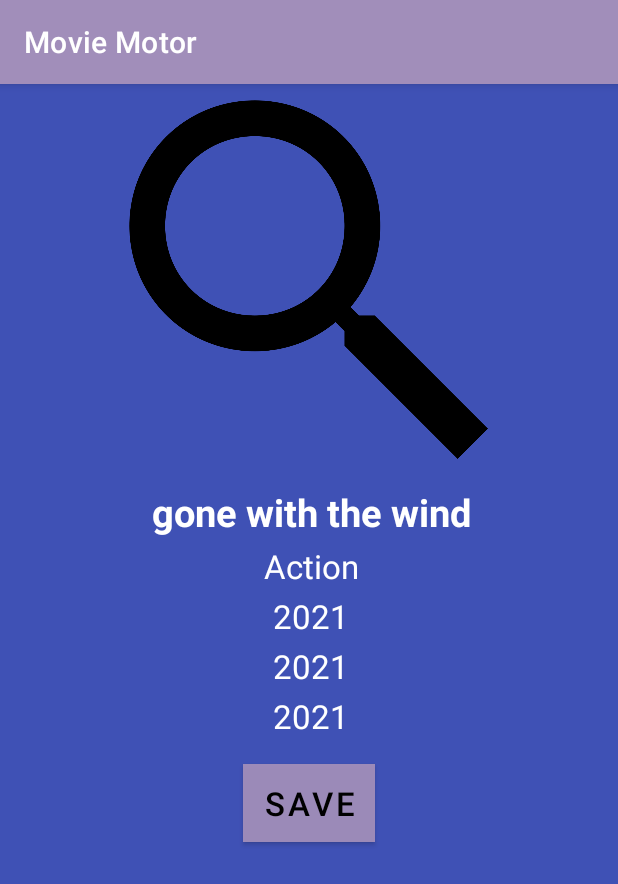
After one commit to edna-kzn/FindMoviesApplication, an Android app: the RecyclerItemDetailActivity screen opened directly, with no data from a screen before it, on a phone screen of 412 x 824 dp. The commit adds this screen. Shown: the top 884 px of the screen. Run offline under Robolectric (Android 15) with nearby library versions, the phone set to English and light mode, and no system bars; our stand-ins replace Picasso; libraries missing offline, so code that uses them is left out: com.loopj.android, cz.msebera.android; pictures from the network do not load; 2 statements that could not run were skipped.

Commit message:
recycler view item click is working properly and beautiful layout face

```diff
--- a/app/src/main/AndroidManifest.xml
+++ b/app/src/main/AndroidManifest.xml
@@ -11,6 +11,7 @@
         android:roundIcon="@mipmap/ic_launcher_round"
         android:supportsRtl="true"
         android:theme="@style/Theme.FindMoviesApplication">
+        <activity android:name=".RecyclerItemDetailActivity"></activity>
         <activity android:name=".MainActivity">
             <intent-filter>
                 <action android:name="android.intent.action.MAIN" />
--- /dev/null
+++ b/app/src/main/java/com/kazarian/android/findmoviesapplication/RecyclerItemDetailActivity.java
@@ -0,0 +1,83 @@
+package com.kazarian.android.findmoviesapplication;
+
+import androidx.appcompat.app.AppCompatActivity;
+
+import android.content.Intent;
+import android.os.Bundle;
+import android.widget.ImageView;
+import android.widget.TextView;
+import android.widget.Toast;
+
+import com.google.gson.Gson;
+import com.loopj.android.http.AsyncHttpClient;
+import com.loopj.android.http.JsonHttpResponseHandler;
+import com.squareup.picasso.Picasso;
+
+import org.json.JSONObject;
+
+import Omdbapi_Movie_info_moldel_2_singleresult.OmdbapiMovieInfoModel2;
+import cz.msebera.android.httpclient.Header;
+
+public class RecyclerItemDetailActivity extends AppCompatActivity {
+
+    @Override
+    protected void onCreate(Bundle savedInstanceState) {
+        super.onCreate(savedInstanceState);
+        setContentView(R.layout.activity_recycler_item_detail);
+
+
+
+        TextView dname = findViewById(R.id.txtFNameindetail);
+        TextView dgenre = findViewById(R.id.txtFGenreindetail);
+        TextView dyear = findViewById(R.id.txtFYearindetail);
+        TextView ddirector = findViewById(R.id.txtFDirectorindetail);
+        TextView dcountry = findViewById(R.id.txtFCountryindetail);
+        ImageView dimage = findViewById(R.id.imgFImageindetail);
+
+
+        //-------connecting to site omdb api-------start---------------
+        //----------- getting the selected movie id from recycler item ------------------
+        String dfid;
+        Intent intent = getIntent();
+        dfid = intent.getStringExtra("ifId");
+        String Url_search_by_id;
+
+        //----------- preparing the url for omdb api ------------------
+        if (dfid != ""){
+            Url_search_by_id = "http://www.omdbapi.com/?i=" + dfid +"&apikey=5e5354bb";
+        }
+        else return;
+
+        AsyncHttpClient client = new AsyncHttpClient();
+
+        //------receiving json code for url for the first time (search by id)------------------------------------
+        client.get(Url_search_by_id, new JsonHttpResponseHandler(){
+            @Override
+            public void onSuccess(int statusCode, Header[] headers, JSONObject response) {
+                super.onSuccess(statusCode, headers, response);
+                System.out.println(response.toString());
+
+                Gson gson = new Gson();
+                //-----mapping json code to Gson class----------------
+                OmdbapiMovieInfoModel2 model2 = gson.fromJson(response.toString(), OmdbapiMovieInfoModel2.class);
+
+                //----- por kardan textboxhaye rooye form detail------
+                dname.setText("Title: " + model2.getTitle());
+                dgenre.setText("Genre: " + model2.getGenre());
+                dyear.setText("Produced in: " + model2.getYear());
+                ddirector.setText("Director: " + model2.getDirector());
+                dcountry.setText("Made in: " + model2.getCountry());
+                Picasso.get().load("" + model2.getPoster()).into(dimage);
+
+
+            }
+
+            @Override
+            public void onFailure(int statusCode, Header[] headers, Throwable throwable, JSONObject errorResponse) {
+                super.onFailure(statusCode, headers, throwable, errorResponse);
+                Toast.makeText(RecyclerItemDetailActivity.this, "Connection Failed", Toast.LENGTH_SHORT).show();
+            }
+        });
+
+    }
+}
--- /dev/null
+++ b/app/src/main/res/layout/activity_recycler_item_detail.xml
@@ -0,0 +1,107 @@
+<?xml version="1.0" encoding="utf-8"?>
+<LinearLayout
+    xmlns:android="http://schemas.android.com/apk/res/android"
+    xmlns:app="http://schemas.android.com/apk/res-auto"
+    xmlns:tools="http://schemas.android.com/tools"
+    android:layout_width="match_parent"
+    android:layout_height="match_parent"
+    tools:context=".RecyclerItemDetailActivity"
+    android:background="@color/mybackground"
+    android:orientation="vertical">
+
+
+
+    <ImageView
+            android:layout_gravity="center"
+            android:padding="5dp"
+            android:layout_margin="5dp"
+            android:id="@+id/imgFImageindetail"
+            android:layout_width="250dp"
+            android:layout_height="250dp"
+            android:src="@drawable/searchicon"
+            android:scaleType="fitXY" />
+
+
+        <LinearLayout
+            android:layout_width="match_parent"
+            android:layout_height="wrap_content"
+            android:padding="5dp"
+            android:layout_gravity="center"
+            android:orientation="vertical">
+
+            <TextView
+                android:id="@+id/txtFNameindetail"
+                android:gravity="center"
+                android:layout_width="match_parent"
+                android:text="gone with the wind"
+                android:padding="2dp"
+                android:paddingStart="5dp"
+                android:textColor="@color/white"
+                android:layout_height="wrap_content"
+                android:textSize="25sp"
+                android:textStyle="bold"/>
+
+            <TextView
+                android:id="@+id/txtFGenreindetail"
+                android:gravity="center"
+                android:layout_width="match_parent"
+                android:text="Action"
+                android:padding="2dp"
+                android:paddingStart="5dp"
+                android:textColor="@color/white"
+                android:layout_height="wrap_content"
+                android:textSize="22sp"
+                />
+
+            <TextView
+                android:id="@+id/txtFYearindetail"
+                android:gravity="center"
+                android:layout_width="match_parent"
+                android:text="2021"
+                android:padding="2dp"
+                android:paddingStart="5dp"
+                android:textColor="@color/white"
+                android:layout_height="wrap_content"
+                android:textSize="22sp"
+                />
+
+            <TextView
+                android:id="@+id/txtFDirectorindetail"
+                android:gravity="center"
+                android:layout_width="match_parent"
+                android:text="2021"
+                android:padding="2dp"
+                android:paddingStart="5dp"
+                android:textColor="@color/white"
+                android:layout_height="wrap_content"
+                android:textSize="22sp"
+                />
+
+            <TextView
+                android:id="@+id/txtFCountryindetail"
+                android:gravity="center"
+                android:layout_width="match_parent"
+                android:text="2021"
+                android:padding="2dp"
+                android:paddingStart="5dp"
+                android:textColor="@color/white"
+                android:layout_height="wrap_content"
+                android:textSize="22sp"
+                />
+
+        </LinearLayout>
+
+    <Button
+        android:layout_gravity="center"
+        android:layout_margin="10dp"
+        android:layout_width="wrap_content"
+        android:layout_height="wrap_content"
+        android:text="Save"
+        android:textSize="22sp"
+        android:padding="5dp"
+        android:textColor="@color/black"
+        android:background="@color/mylightgray"
+        />
+
+
+</LinearLayout>
--- a/app/src/main/res/layout/recycler_item.xml
+++ b/app/src/main/res/layout/recycler_item.xml
@@ -6,12 +6,14 @@
     android:orientation="vertical">
 
     <LinearLayout
+        android:id="@+id/llItemlayout"
         android:layout_width="match_parent"
         android:layout_height="wrap_content"
         android:orientation="horizontal">
 
         <!--    F is for Film-->
         <ImageView
+            android:tag="2"
             android:id="@+id/imgFImage"
             android:layout_width="100dp"
             android:layout_height="100dp"
@@ -25,6 +27,7 @@
             android:orientation="vertical">
 
             <TextView
+                android:tag="1"
                 android:id="@+id/txtFName"
                 android:text="gone with the wind"
                 android:padding="2dp"
--- a/app/src/main/res/values/colors.xml
+++ b/app/src/main/res/values/colors.xml
@@ -1,12 +1,13 @@
 <?xml version="1.0" encoding="utf-8"?>
 <resources>
     <color name="purple_200">#FFBB86FC</color>
-    <color name="purple_500">#FF6200EE</color>
+    <color name="purple_500">#A18EBA</color>
     <color name="purple_700">#FF3700B3</color>
     <color name="teal_200">#FF03DAC5</color>
     <color name="teal_700">#FF018786</color>
     <color name="black">#000000</color>
     <color name="white">#FFFFFFFF</color>
     <color name="mygray">#E67A7171</color>
+    <color name="mybackground">#3F51B5</color>
     <color name="mylightgray">#F3F6F1F1</color>
 </resources>
--- a/app/src/main/res/values/strings.xml
+++ b/app/src/main/res/values/strings.xml
@@ -1,3 +1,3 @@
 <resources>
-    <string name="app_name">FindMoviesApplication</string>
+    <string name="app_name">Movie Motor</string>
 </resources>
```
Also changed, not shown: app/src/main/java/Omdbapi_Movie_info_moldel_2_singleresult/OmdbapiMovieInfoModel2.java (added, +286 -0 lines), app/src/main/java/Omdbapi_Movie_info_moldel_2_singleresult/Rating.java (added, +32 -0 lines), app/src/main/java/com/kazarian/android/findmoviesapplication/FilmRecyclerAdapter.java (+52 -9 lines), app/src/main/java/com/kazarian/android/findmoviesapplication/FilmViewHolder.java (+8 -0 lines), app/src/main/java/com/kazarian/android/findmoviesapplication/MainActivity.java (+8 -7 lines).
